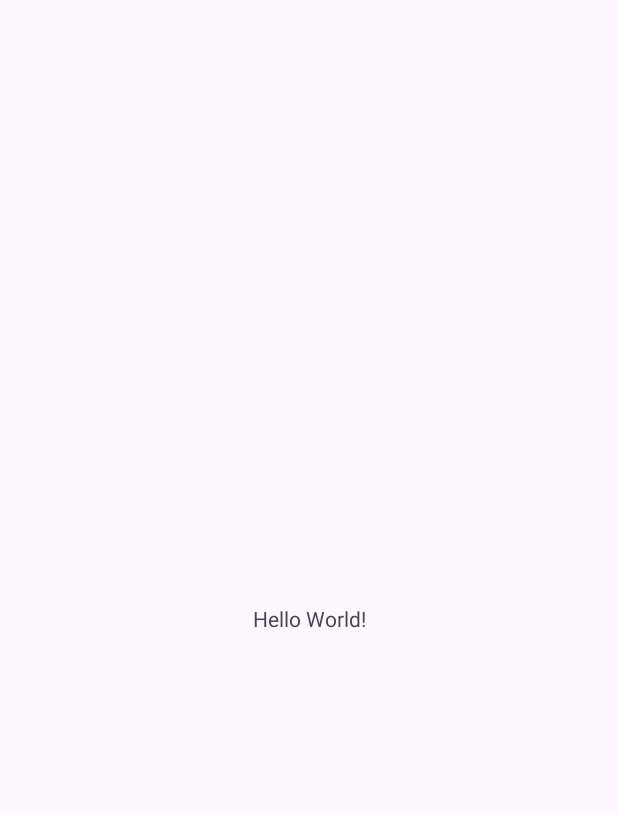
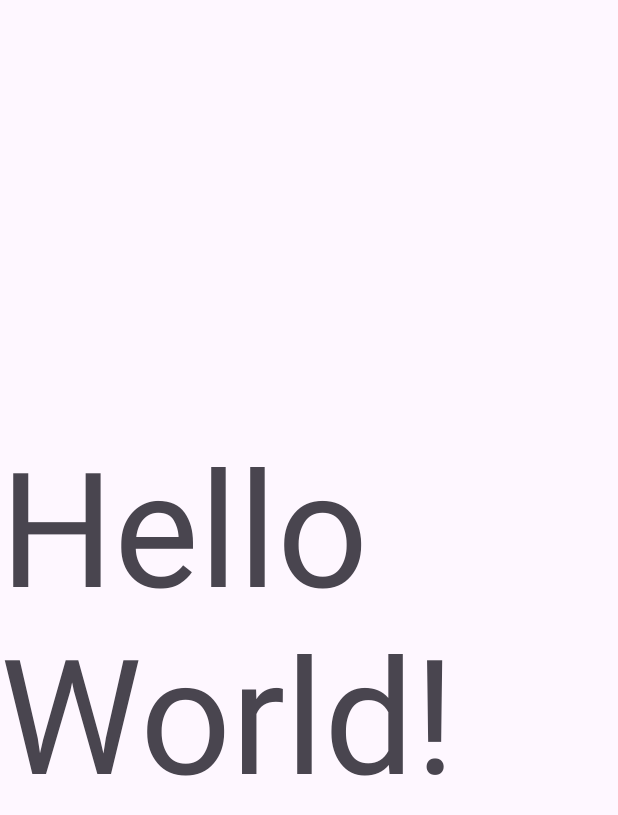
Before and after one commit to EliranSh29/DavidGoggins, an Android app: the screen it shows after launch (MainActivity), on a phone screen of 412 x 824 dp. Before the commit the part shown is almost empty. Shown: the top 815 px of the screen. Run offline under Robolectric (Android 15) with nearby library versions, the phone set to English and light mode, and no system bars.

Commit message:
2nd version

```diff
--- a/app/src/main/res/layout/activity_main.xml
+++ b/app/src/main/res/layout/activity_main.xml
@@ -10,6 +10,7 @@
         android:layout_width="wrap_content"
         android:layout_height="wrap_content"
         android:text="Hello World!"
+        android:textSize="48pt"
         app:layout_constraintBottom_toBottomOf="parent"
         app:layout_constraintEnd_toEndOf="parent"
         app:layout_constraintStart_toStartOf="parent"
```
